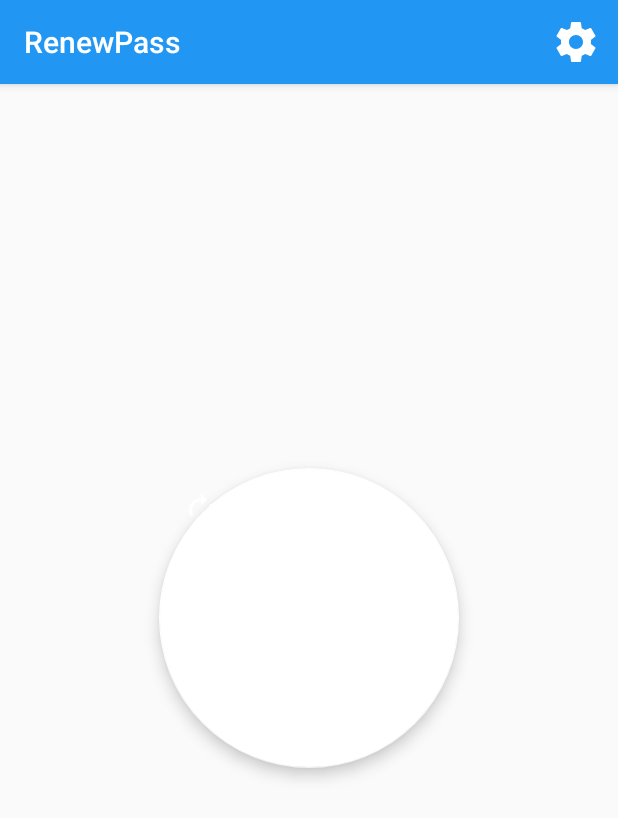
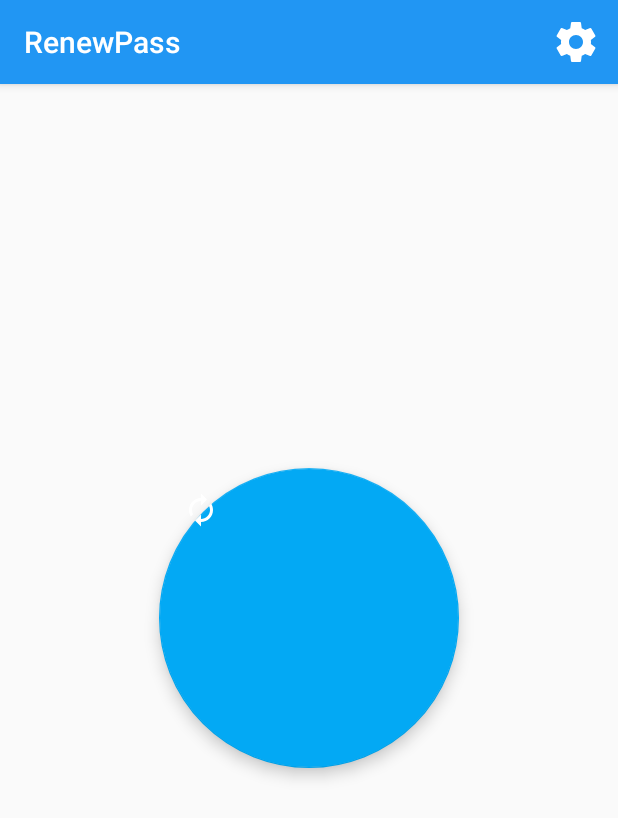
Before and after one commit to Coffeeboys/RenewPass, an Android app: the screen it shows after launch (MainActivity), on a phone screen of 412 x 824 dp. Shown: the top 818 px of the screen. Run offline under Robolectric (Android 15) with nearby library versions, the phone set to English and light mode, and no system bars; libraries missing offline, so code that uses them is left out: com.github.paolorotolo.appintro, me.zhanghai.android; plain views replace MaterialProgressBar; 2 statements that could not run were skipped.

Commit message:
Minor changes to app theme - accent color, removed deprecated credential interface

```diff
--- a/app/src/main/java/ca/alexland/renewpass/IntroActivity.java
+++ b/app/src/main/java/ca/alexland/renewpass/IntroActivity.java
@@ -47,7 +47,7 @@ public class IntroActivity extends AppIntro2 {
 
         addSlide(getCredentialSlide());
 
-        showStatusBar(false);
+        showStatusBar(true);
 
         setVibrate(false);
         setVibrateIntensity(0);
--- a/app/src/main/java/ca/alexland/renewpass/MainActivity.java
+++ b/app/src/main/java/ca/alexland/renewpass/MainActivity.java
@@ -36,7 +36,7 @@ public class MainActivity extends AppCompatActivity {
 
         this.preferenceHelper = new PreferenceHelper(getApplicationContext());
         startIntroActivity();
-        doFirstRun();
+       // doFirstRun();
 
         final LoadingFloatingActionButton loadingFab = (LoadingFloatingActionButton) findViewById(R.id.loading_fab);
         loadingFab.setOnClickListener(new View.OnClickListener() {
--- a/app/src/main/res/values/colors.xml
+++ b/app/src/main/res/values/colors.xml
@@ -2,7 +2,7 @@
 <resources>
     <color name="colorPrimary">#2196F3</color>
     <color name="colorPrimaryDark">#1976D2</color>
-    <color name="colorAccent">#ffffff</color>
+    <color name="colorAccent">#03A9F4</color>
     <color name="colorSuccess">#4CAF50</color>
     <color name="colorFailure">#D32F2F</color>
     <color name="colorWhite">#ffffff</color>
```
